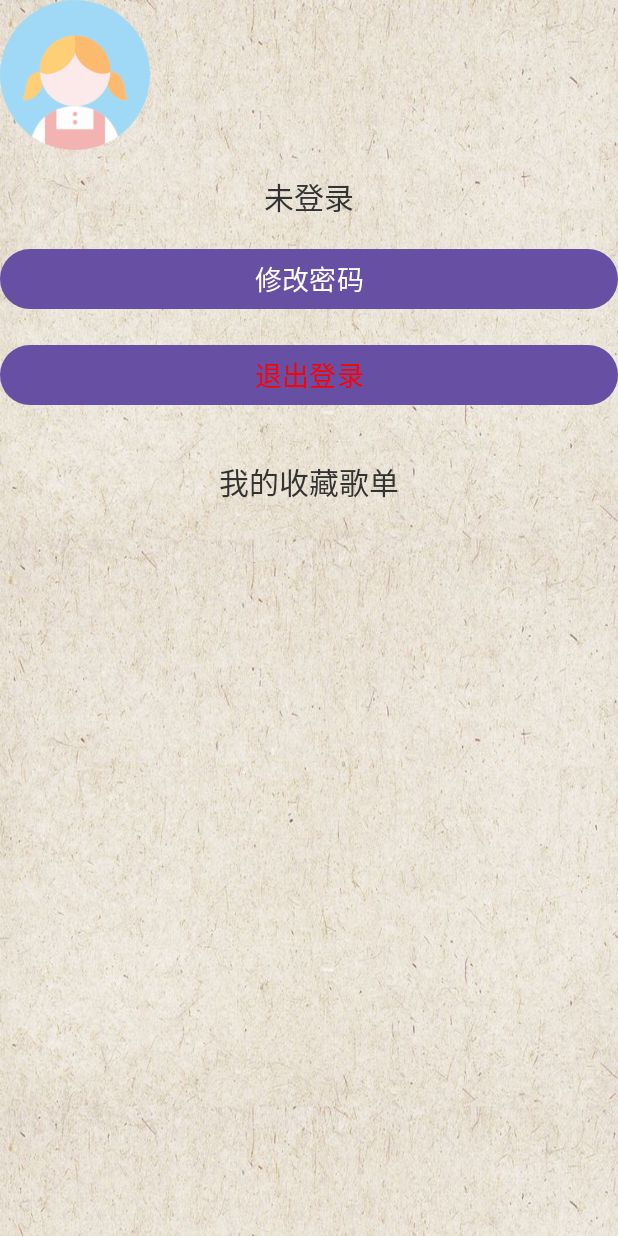
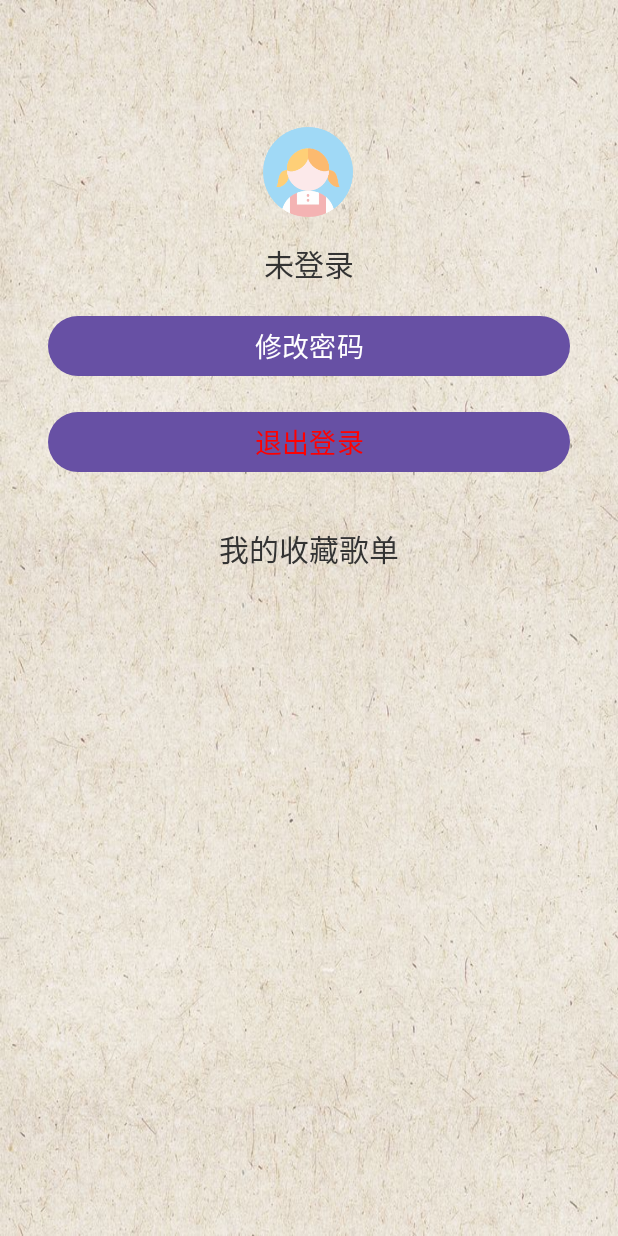
Before and after one commit to hcyhechaoyang/MusicPlayerApplication, an Android app: the UserCenterActivity screen opened directly, with no data from a screen before it, on a phone screen of 412 x 824 dp. Run offline under Robolectric (Android 15) with nearby library versions, the phone set to English and light mode, and no system bars; 2 statements that could not run were skipped.

Commit message:
优化-2

```diff
--- a/app/build.gradle.kts
+++ b/app/build.gradle.kts
@@ -67,4 +67,5 @@ dependencies {
     implementation(libs.com.github.bumptech.glide.glide3)
     annotationProcessor(libs.compiler)
     implementation(libs.logging.interceptor)
+    implementation("com.google.android.material:material:1.7.0")
 }
--- a/app/src/main/res/layout/activity_music.xml
+++ b/app/src/main/res/layout/activity_music.xml
@@ -11,9 +11,8 @@
         android:layout_height="wrap_content"
         android:orientation="horizontal"
         android:layout_alignParentTop="true"
-        android:padding="16dp">
+        android:padding="10dp">
 
-        <!-- 个人中心小头像 -->
 
         <!-- 搜索框 -->
         <EditText
@@ -45,7 +44,7 @@
             android:layout_width="50dp"
             android:layout_height="50dp"
             android:layout_gravity="center_vertical"
-            android:layout_marginEnd="16dp"
+            android:layout_marginEnd="1dp"
             android:contentDescription="Profile"
             android:src="@drawable/avatar"
             tools:ignore="HardcodedText" />
--- a/app/src/main/res/layout/activity_user_center.xml
+++ b/app/src/main/res/layout/activity_user_center.xml
@@ -9,14 +9,18 @@
     android:background="@drawable/bj">
     <!-- 用户名 -->
 
+
     <ImageView
         android:id="@+id/avatarImageView"
-        android:layout_width="100dp"
-        android:layout_height="100dp"
+        android:layout_width="60dp"
+        android:layout_height="60dp"
         android:src="@drawable/avatar"
-        tools:ignore="MissingConstraints"
-        tools:layout_editor_absoluteX="155dp"
-        tools:layout_editor_absoluteY="62dp" />
+        app:layout_constraintBottom_toBottomOf="parent"
+        app:layout_constraintEnd_toEndOf="parent"
+        app:layout_constraintHorizontal_bias="0.498"
+        app:layout_constraintStart_toStartOf="parent"
+        app:layout_constraintTop_toTopOf="parent"
+        app:layout_constraintVertical_bias="0.111" />
 
     <TextView
         android:id="@+id/userNameTextView"
@@ -41,7 +45,9 @@
         android:textColor="@android:color/white"
         app:layout_constraintTop_toBottomOf="@+id/userNameTextView"
         app:layout_constraintStart_toStartOf="parent"
-        app:layout_constraintEnd_toEndOf="parent" />
+        app:layout_constraintEnd_toEndOf="parent"
+        android:layout_marginStart="32dp"
+        android:layout_marginEnd="32dp" />
 
     <!-- 退出按钮 -->
     <Button
@@ -54,7 +60,9 @@
         android:layout_marginTop="16dp"
         app:layout_constraintTop_toBottomOf="@+id/changePasswordButton"
         app:layout_constraintStart_toStartOf="parent"
-        app:layout_constraintEnd_toEndOf="parent" />
+        app:layout_constraintEnd_toEndOf="parent"
+        android:layout_marginStart="32dp"
+        android:layout_marginEnd="32dp" />
 
     <!-- 收藏歌单标题 -->
     <TextView
```
Also changed, not shown: app/src/main/java/com/xiaoyang/musicplayerapplication/ui/activity/MusicActivity.kt (+20 -5 lines).
